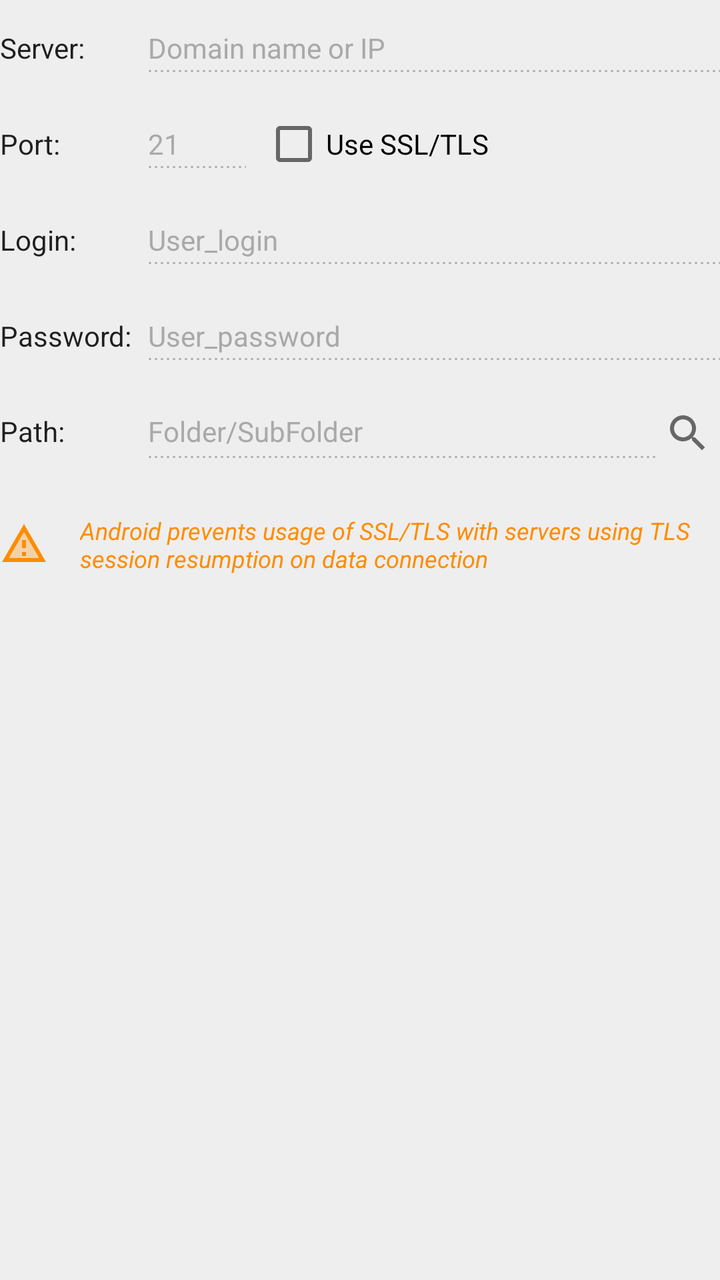
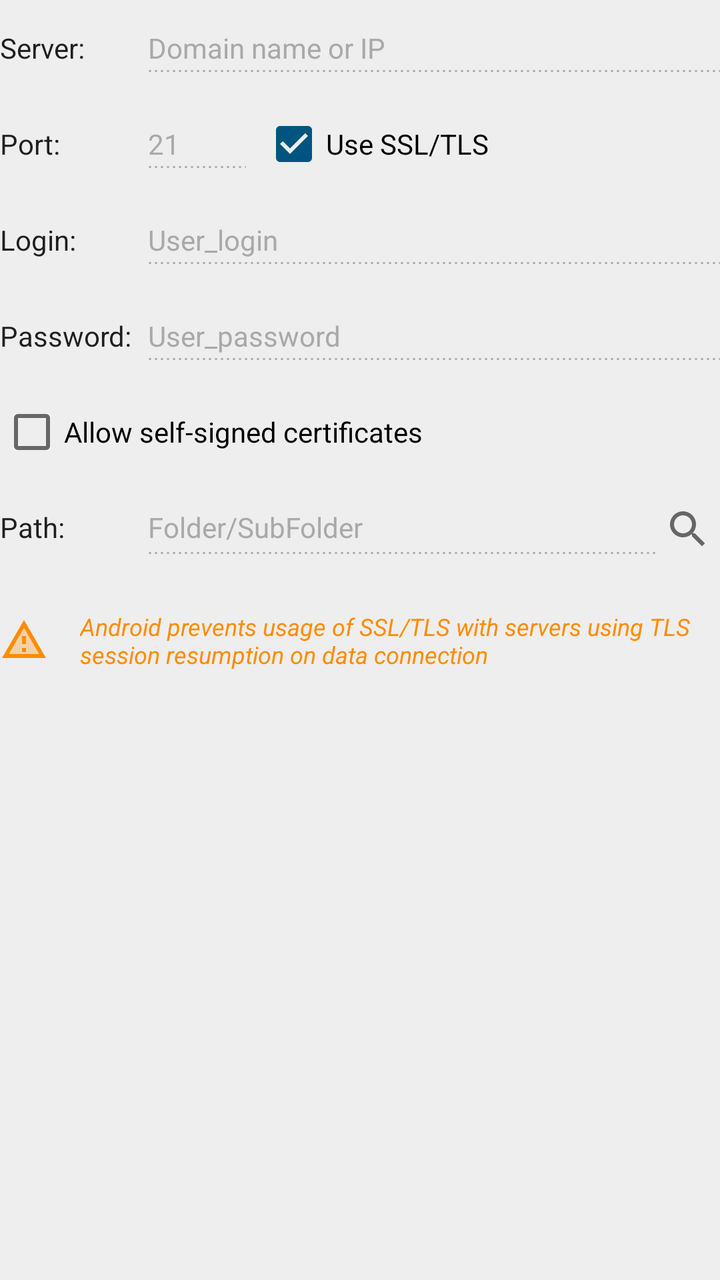

Two renders of the same Android screen: before a commit and after it. Below are the layout's source before the change and the commit's diff.
<!-- AndroidManifest.xml: application theme AppTheme -->
<!-- res/layout/fragment_target_ftp.xml -->
<?xml version="1.0" encoding="utf-8"?>


<androidx.constraintlayout.widget.ConstraintLayout
    xmlns:android="http://schemas.android.com/apk/res/android"
    xmlns:app="http://schemas.android.com/apk/res-auto"
    xmlns:tools="http://schemas.android.com/tools"
    android:id="@+id/target_ftp_lyt"
    android:layout_width="match_parent"
    android:layout_height="wrap_content"
    tools:context=".ui.fragments.Fragment_TargetFTP">

    <androidx.constraintlayout.widget.Barrier
        android:id="@+id/target_ftp_barrier"
        android:layout_width="wrap_content"
        android:layout_height="wrap_content"
        app:barrierDirection="end"
        app:constraint_referenced_ids="target_ftp_txt_server,target_ftp_txt_port,target_ftp_txt_path,target_ftp_txt_login,target_ftp_txt_password" />

    <TextView
        android:id="@+id/target_ftp_txt_server"
        android:layout_width="wrap_content"
        android:layout_height="wrap_content"
        android:text="@string/target_common_server"
        app:layout_constraintBaseline_toBaselineOf="@+id/target_ftp_edit_server"
        app:layout_constraintStart_toStartOf="parent" />

    <EditText
        android:id="@+id/target_ftp_edit_server"
        android:layout_width="0dp"
        android:layout_height="wrap_content"
        android:layout_marginStart="8dp"
        android:hint="@string/target_common_server_hint"
        android:importantForAutofill="no"
        android:inputType="textUri"
        android:nextFocusForward="@id/target_ftp_edit_port"
        app:layout_constraintEnd_toStartOf="@+id/target_ftp_btn_credentials_fill"
        app:layout_constraintStart_toEndOf="@+id/target_ftp_barrier"
        app:layout_constraintTop_toTopOf="parent"
        tools:ignore="TextContrastCheck" />

    <ImageButton
        android:id="@+id/target_ftp_btn_credentials_fill"
        android:layout_width="wrap_content"
        android:layout_height="wrap_content"
        android:contentDescription="@string/target_common_autofill"
        android:minWidth="32dp"
        android:minHeight="48dp"
        android:src="@drawable/ic_autofill"
        android:visibility="gone"
        app:layout_constraintBottom_toBottomOf="@+id/target_ftp_edit_server"
        app:layout_constraintEnd_toEndOf="parent"
        app:layout_constraintTop_toTopOf="@+id/target_ftp_edit_server" />

    <TextView
        android:id="@+id/target_ftp_txt_port"
        android:layout_width="wrap_content"
        android:layout_height="wrap_content"
        android:text="@string/target_common_port"
        app:layout_constraintBaseline_toBaselineOf="@+id/target_ftp_edit_port"
        app:layout_constraintStart_toStartOf="parent" />

    <androidx.constraintlayout.helper.widget.Flow
        android:id="@+id/target_ftp_flow"
        android:layout_width="0dp"
        android:layout_height="wrap_content"
        android:layout_marginStart="8dp"
        app:constraint_referenced_ids="target_ftp_edit_port,target_ftp_chk_ssl"
        app:flow_horizontalBias="0"
        app:flow_horizontalGap="8dp"
        app:flow_horizontalStyle="packed"
        app:flow_wrapMode="chain"
        app:layout_constraintEnd_toEndOf="parent"
        app:layout_constraintStart_toStartOf="@id/target_ftp_barrier"
        app:layout_constraintTop_toBottomOf="@+id/target_ftp_edit_server" />

    <EditText
        android:id="@+id/target_ftp_edit_port"
        android:layout_width="wrap_content"
        android:layout_height="wrap_content"
        android:hint="@string/target_ftp_port_hint"
        android:importantForAutofill="no"
        android:inputType="number"
        android:minEms="3"
        android:nextFocusForward="@id/target_ftp_chk_ssl"
        tools:ignore="TextContrastCheck" />

    <CheckBox
        android:id="@+id/target_ftp_chk_ssl"
        android:layout_width="wrap_content"
        android:layout_height="wrap_content"
        android:checked="false"
        android:nextFocusForward="@id/target_ftp_edit_login"
        android:text="@string/target_ftp_ssl" />

    <TextView
        android:id="@+id/target_ftp_txt_login"
        android:layout_width="wrap_content"
        android:layout_height="wrap_content"
        android:text="@string/target_common_login"
        app:layout_constraintBaseline_toBaselineOf="@+id/target_ftp_edit_login"
        app:layout_constraintStart_toStartOf="parent" />

    <EditText
        android:id="@+id/target_ftp_edit_login"
        android:layout_width="0dp"
        android:layout_height="wrap_content"
        android:layout_marginStart="8dp"
        android:hint="@string/target_common_login_hint"
        android:importantForAutofill="no"
        android:inputType="textPersonName"
        android:nextFocusForward="@id/target_ftp_edit_password"
        app:layout_constraintEnd_toEndOf="parent"
        app:layout_constraintStart_toEndOf="@+id/target_ftp_barrier"
        app:layout_constraintTop_toBottomOf="@+id/target_ftp_flow"
        tools:ignore="TextContrastCheck" />

    <TextView
        android:id="@+id/target_ftp_txt_password"
        android:layout_width="wrap_content"
        android:layout_height="wrap_content"
        android:text="@string/target_common_password"
        app:layout_constraintBaseline_toBaselineOf="@+id/target_ftp_edit_password"
        app:layout_constraintStart_toStartOf="parent" />

    <EditText
        android:id="@+id/target_ftp_edit_password"
        android:layout_width="0dp"
        android:layout_height="wrap_content"
        android:layout_marginStart="8dp"
        android:hint="@string/target_common_password_hint"
        android:importantForAutofill="no"
        android:inputType="textWebPassword|textNoSuggestions"
        android:nextFocusForward="@id/target_ftp_edit_path"
        app:layout_constraintEnd_toEndOf="parent"
        app:layout_constraintStart_toEndOf="@+id/target_ftp_barrier"
        app:layout_constraintTop_toBottomOf="@+id/target_ftp_edit_login"
        tools:ignore="TextContrastCheck" />

    <TextView
        android:id="@+id/target_ftp_txt_path"
        android:layout_width="wrap_content"
        android:layout_height="wrap_content"
        android:text="@string/target_common_path"
        app:layout_constraintBaseline_toBaselineOf="@+id/target_ftp_edit_path"
        app:layout_constraintStart_toStartOf="parent" />

    <EditText
        android:id="@+id/target_ftp_edit_path"
        android:layout_width="0dp"
        android:layout_height="wrap_content"
        android:layout_marginStart="8dp"
        android:paddingTop="14dp"
        android:paddingBottom="16dp"
        android:hint="@string/target_common_path_hint"
        android:importantForAutofill="no"
        android:inputType="textMultiLine"
        android:gravity="top"
        android:nextFocusForward="@id/target_ftp_btn_path_search"
        app:layout_constraintEnd_toStartOf="@+id/target_ftp_btn_path_search"
        app:layout_constraintStart_toEndOf="@+id/target_ftp_barrier"
        app:layout_constraintTop_toBottomOf="@+id/target_ftp_edit_password"
        tools:ignore="TextContrastCheck" />

    <ImageButton
        android:id="@+id/target_ftp_btn_path_search"
        android:layout_width="wrap_content"
        android:layout_height="wrap_content"
        android:contentDescription="@string/target_common_search"
        android:minWidth="32dp"
        android:minHeight="48dp"
        android:src="@drawable/ic_search"
        app:layout_constraintBottom_toBottomOf="@+id/target_ftp_edit_path"
        app:layout_constraintEnd_toEndOf="parent"
        app:layout_constraintTop_toBottomOf="@+id/target_ftp_edit_password" />

    <TextView
        android:id="@+id/target_ftp_txt_warning_ssl"
        android:layout_width="0dp"
        android:layout_height="wrap_content"
        android:drawablePadding="16dp"
        android:gravity="center_vertical"
        android:layout_marginTop="16dp"
        android:paddingBottom="10dp"
        android:text="@string/target_ftp_ssl_warning"
        android:textColor="@color/orange"
        android:textSize="12sp"
        android:textStyle="italic"
        app:drawableLeftCompat="@drawable/ic_warning"
        app:drawableTint="@color/orange"
        app:layout_constraintEnd_toEndOf="parent"
        app:layout_constraintStart_toStartOf="parent"
        app:layout_constraintTop_toBottomOf="@+id/target_ftp_edit_path"
        tools:ignore="TextContrastCheck" />

</androidx.constraintlayout.widget.ConstraintLayout>
<!-- resources referenced by this layout -->
<resources>
  <color name="orange">#FF8C00</color>
  <string name="target_common_autofill">Autofill</string>
  <string name="target_common_login">Login:</string>
  <string name="target_common_login_hint">User_login</string>
  <string name="target_common_password">Password:</string>
  <string name="target_common_password_hint">User_password</string>
  <string name="target_common_path">Path:</string>
  <string name="target_common_path_hint">Folder/SubFolder</string>
  <string name="target_common_port">Port:</string>
  <string name="target_common_search">Search</string>
  <string name="target_common_server">Server:</string>
  <string name="target_common_server_hint">Domain name or IP</string>
  <string name="target_ftp_port_hint" translatable="false">21</string>
  <string name="target_ftp_ssl">Use SSL/TLS</string>
  <string name="target_ftp_ssl_warning">Android prevents usage of SSL/TLS with servers using TLS session resumption on data connection</string>
  <color name="primary">#005580</color>
  <color name="primary_dark">#00334d</color>
  <color name="accent">#0088cc</color>
  <color name="secondary">#0088cc</color>
  <color name="background_app">#EEEEEE</color>
  <color name="pale_gray">#A9A9A9</color>
  <style name="AppTheme.ImageButtonStyle" parent="Widget.AppCompat.ImageButton">
          <item name="android:background">@android:color/transparent</item>
          <item name="android:tint">@color/image_button</item>
      </style>
  <style name="AppTheme.OverflowButtonStyle" parent="Widget.AppCompat.ActionButton.Overflow">
          <item name="android:tint">#FFFFFF</item>
      </style>
  <style name="AppTheme.Spinner" parent="Widget.AppCompat.Spinner.DropDown">
          <item name="android:popupBackground">@drawable/background_popup</item>
          <item name="android:backgroundTint">@color/gray</item>
          <item name="android:minHeight">48dp</item>
      </style>
  <style name="AppTheme.Spinner.Item" parent="Widget.AppCompat.DropDownItem.Spinner">
          <item name="android:textSize">14sp</item>
          <item name="android:textColor">?android:textColorPrimary</item>
      </style>
  <style name="AppTheme.Spinner.DropDown" parent="Widget.AppCompat.DropDownItem.Spinner">
          <item name="android:textSize">14sp</item>
          <item name="android:textColor">?android:textColorPrimary</item>
      </style>
  <style name="AppTheme.TextView" parent="Widget.AppCompat.TextView">
          <item name="android:textSize">14sp</item>
          <item name="android:textColor">?android:textColorPrimary</item>
          <item name="android:textAppearance">@style/TextAppearance.AppCompat.Small</item>
      </style>
  <style name="AppTheme.CheckBox" parent="Widget.AppCompat.CompoundButton.CheckBox">
          <item name="buttonTint">@color/checkbox</item>
          <item name="android:minHeight">48dp</item>
      </style>
  <style name="AppTheme.Switch" parent="Widget.MaterialComponents.CompoundButton.Switch">
          <item name="thumbTint">@color/switch_selector</item>
          <item name="trackTint">@color/switch_track</item>
      </style>
  <color name="blue_reversed">#0088CC</color>
  <color name="background_card">#FFFFFF</color>
  <!-- drawable background_popup (drawable) -->
  <?xml version="1.0" encoding="utf-8"?>
  
  <shape xmlns:android="http://schemas.android.com/apk/res/android" android:shape="rectangle" >
      <corners android:radius="4dp" />
      <solid android:color="@color/background_popup" />
  </shape>
  <color name="gray">#666666</color>
  <color name="blue">#005580</color>
  <color name="progressbar_secondary_default">#8CBED9</color>
  <color name="background_progressbar">#BFBFBF</color>
  <color name="background_popup">#FFFFFF</color>
  <!-- unchanged entries left out for length: 9 -->
</resources>

<!-- the commit's change to res/layout/fragment_target_ftp.xml (unified diff, before → after) -->
@@ -89,7 +89,7 @@
         android:id="@+id/target_ftp_chk_ssl"
         android:layout_width="wrap_content"
         android:layout_height="wrap_content"
-        android:checked="false"
+        android:checked="true"
         android:nextFocusForward="@id/target_ftp_edit_login"
         android:text="@string/target_ftp_ssl" />
 
@@ -131,10 +131,51 @@
         android:hint="@string/target_common_password_hint"
         android:importantForAutofill="no"
         android:inputType="textWebPassword|textNoSuggestions"
+        android:nextFocusForward="@id/target_ftp_chk_self_signed"
+        app:layout_constraintEnd_toEndOf="parent"
+        app:layout_constraintStart_toEndOf="@+id/target_ftp_barrier"
+        app:layout_constraintTop_toBottomOf="@+id/target_ftp_edit_login"
+        tools:ignore="TextContrastCheck" />
+
+    <CheckBox
+        android:id="@+id/target_ftp_chk_self_signed"
+        android:layout_width="wrap_content"
+        android:layout_height="wrap_content"
+        android:checked="false"
+        android:nextFocusForward="@id/target_ftp_edit_hostkey"
+        app:layout_constraintTop_toBottomOf="@+id/target_ftp_edit_password"
+        android:text="@string/target_common_self_signed" />
+
+    <TextView
+        android:id="@+id/target_ftp_txt_hostkey"
+        android:layout_width="wrap_content"
+        android:layout_height="wrap_content"
+        android:text="@string/target_common_hostkey"
+        app:layout_constraintBaseline_toBaselineOf="@+id/target_ftp_edit_hostkey"
+        android:visibility="gone"
+        app:layout_constraintStart_toStartOf="parent" />
+
+    <EditText
+        android:id="@+id/target_ftp_edit_hostkey"
+        android:layout_width="0dp"
+        android:layout_height="wrap_content"
+        android:layout_marginStart="8dp"
+        android:paddingTop="14dp"
+        android:paddingBottom="16dp"
+        android:clickable="true"
+        android:cursorVisible="false"
+        android:focusable="false"
+        android:hint="@string/target_common_hostkey_hint"
+        android:importantForAutofill="no"
+        android:inputType="textMultiLine|textNoSuggestions"
+        android:gravity="top"
+        android:textColor="@color/gray"
         android:nextFocusForward="@id/target_ftp_edit_path"
-        app:layout_constraintEnd_toEndOf="parent"
-        app:layout_constraintStart_toEndOf="@+id/target_ftp_barrier"
-        app:layout_constraintTop_toBottomOf="@+id/target_ftp_edit_login"
+        android:visibility="gone"
+        app:layout_constraintEnd_toEndOf="parent"
+        app:layout_constraintHorizontal_bias="1.0"
+        app:layout_constraintStart_toEndOf="@+id/target_ftp_barrier"
+        app:layout_constraintTop_toBottomOf="@+id/target_ftp_chk_self_signed"
         tools:ignore="TextContrastCheck" />
 
     <TextView
@@ -159,7 +200,7 @@
         android:nextFocusForward="@id/target_ftp_btn_path_search"
         app:layout_constraintEnd_toStartOf="@+id/target_ftp_btn_path_search"
         app:layout_constraintStart_toEndOf="@+id/target_ftp_barrier"
-        app:layout_constraintTop_toBottomOf="@+id/target_ftp_edit_password"
+        app:layout_constraintTop_toBottomOf="@+id/target_ftp_edit_hostkey"
         tools:ignore="TextContrastCheck" />
 
     <ImageButton
@@ -172,10 +213,10 @@
         android:src="@drawable/ic_search"
         app:layout_constraintBottom_toBottomOf="@+id/target_ftp_edit_path"
         app:layout_constraintEnd_toEndOf="parent"
-        app:layout_constraintTop_toBottomOf="@+id/target_ftp_edit_password" />
-
-    <TextView
-        android:id="@+id/target_ftp_txt_warning_ssl"
+        app:layout_constraintTop_toBottomOf="@+id/target_ftp_edit_hostkey" />
+
+    <TextView
+        android:id="@+id/target_ftp_txt_warning_tls"
         android:layout_width="0dp"
         android:layout_height="wrap_content"
         android:drawablePadding="16dp"
<!-- resource entries referenced after the edit -->
@@ -2,6 +2,8 @@
 <resources>
   <color name="orange">#FF8C00</color>
   <string name="target_common_autofill">Autofill</string>
+  <string name="target_common_hostkey">Host key:</string>
+  <string name="target_common_hostkey_hint">Tap to retrieve server host key</string>
   <string name="target_common_login">Login:</string>
   <string name="target_common_login_hint">User_login</string>
   <string name="target_common_password">Password:</string>
@@ -10,6 +12,7 @@
   <string name="target_common_path_hint">Folder/SubFolder</string>
   <string name="target_common_port">Port:</string>
   <string name="target_common_search">Search</string>
+  <string name="target_common_self_signed">Allow self-signed certificates</string>
   <string name="target_common_server">Server:</string>
   <string name="target_common_server_hint">Domain name or IP</string>
   <string name="target_ftp_port_hint" translatable="false">21</string>
